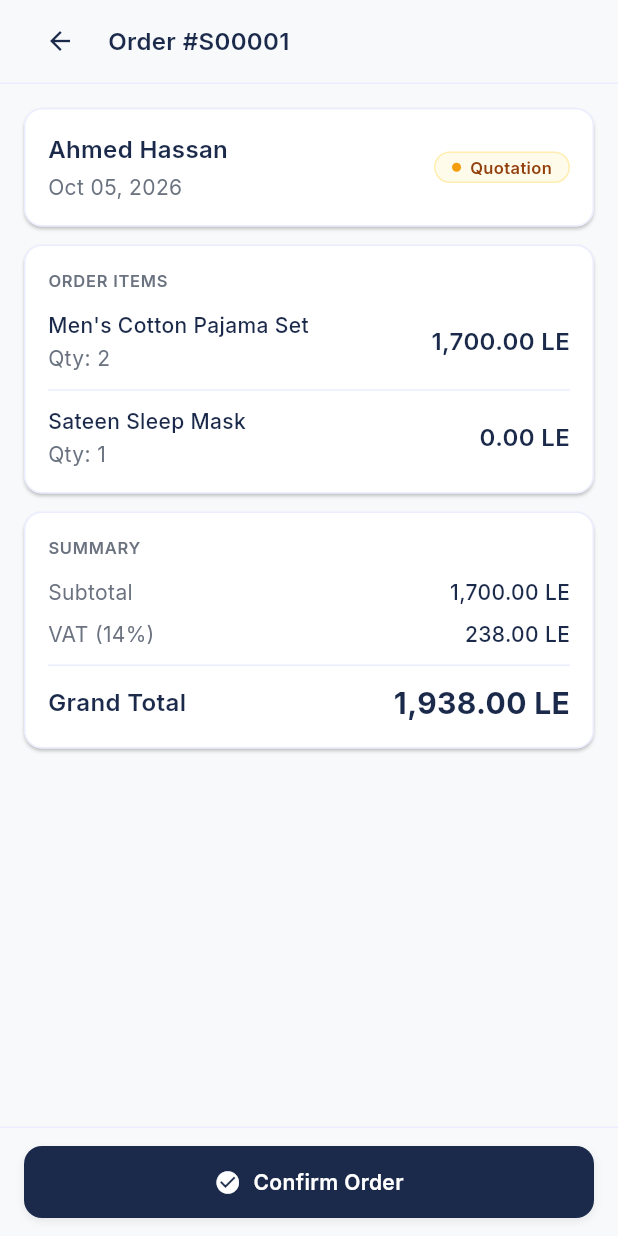
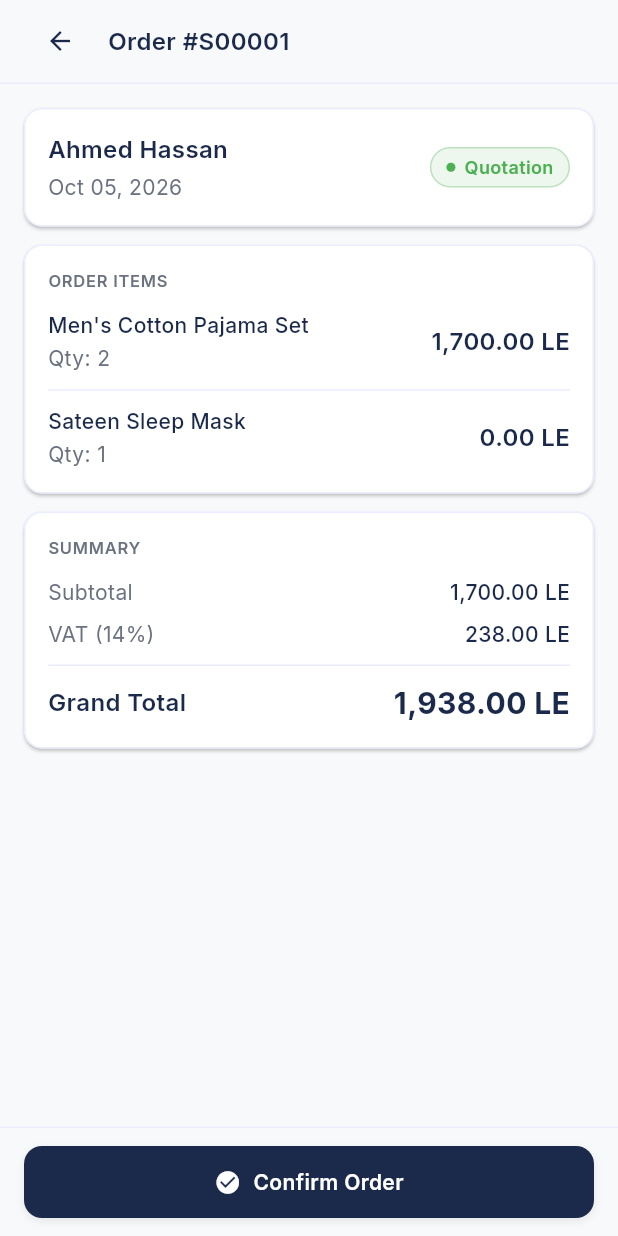
Before and after one commit to FakhrElddin/2s_sales_app, a Flutter app: the OrderDetailsScreen screen opened by its route, on a phone screen of 412 x 824 dp. Run offline on Flutter 3.47's test engine with Material 3 defaults, Android fonts, the phone set to English and light mode, and no system bars; our stand-ins replace bloc, cookie_jar, dartz, dio, dio_cookie_manager, flutter_bloc and 4 more; accounts and stored records are empty; network calls fail.

Commit message:
display sales orders data

```diff
--- a/lib/features/sales_tab/presentation/manager/sales_orders_cubit/sales_orders_cubit.dart
+++ b/lib/features/sales_tab/presentation/manager/sales_orders_cubit/sales_orders_cubit.dart
@@ -1,4 +1,5 @@
 import 'package:bloc/bloc.dart';
+import 'package:injectable/injectable.dart';
 import 'package:meta/meta.dart';
 import 'package:twos_home_wear_app/core/errors/failures.dart';
 import 'package:twos_home_wear_app/features/sales_tab/domain/entities/sale_order_entity.dart';
@@ -6,6 +7,7 @@ import 'package:twos_home_wear_app/features/sales_tab/domain/use_cases/get_sales
 
 part 'sales_orders_state.dart';
 
+@injectable
 class SalesOrdersCubit extends Cubit<SalesOrdersState> {
   final GetSalesOrdersUseCase getSalesOrdersUseCase;
   SalesOrdersCubit({required this.getSalesOrdersUseCase})
--- a/lib/features/sales_tab/presentation/widgets/sales_order_card.dart
+++ b/lib/features/sales_tab/presentation/widgets/sales_order_card.dart
@@ -1,6 +1,6 @@
 import 'package:flutter/material.dart';
 import 'package:twos_home_wear_app/core/utils/app_colors.dart';
-import 'package:twos_home_wear_app/features/sales_tab/presentation/models/sales_order_model.dart';
+import 'package:twos_home_wear_app/features/sales_tab/domain/entities/sale_order_entity.dart';
 import 'package:twos_home_wear_app/features/sales_tab/presentation/widgets/sales_order_status_badge.dart';
 
 class SalesOrderCard extends StatelessWidget {
@@ -10,7 +10,7 @@ class SalesOrderCard extends StatelessWidget {
     this.onTap,
   });
 
-  final SalesOrderModel order;
+  final SaleOrderEntity order;
   final VoidCallback? onTap;
 
   @override
@@ -71,7 +71,7 @@ class SalesOrderCard extends StatelessWidget {
                     ),
                     const SizedBox(width: 12),
                     Text(
-                      order.amount,
+                      order.amountTotal.toString(),
                       style: const TextStyle(
                         color: Color(0xFF171B2B),
                         fontSize: 17,
--- a/lib/features/sales_tab/presentation/widgets/sales_order_status_badge.dart
+++ b/lib/features/sales_tab/presentation/widgets/sales_order_status_badge.dart
@@ -1,59 +1,32 @@
 import 'package:flutter/material.dart';
 
 class SalesOrderStatusBadge extends StatelessWidget {
-  const SalesOrderStatusBadge({
-    super.key,
-    required this.status,
-  });
+  const SalesOrderStatusBadge({super.key, required this.status});
 
   final String status;
 
   @override
   Widget build(BuildContext context) {
-    final isQuotation = status.toLowerCase() == 'quotation';
-
-    final backgroundColor = isQuotation
-        ? const Color(0xFFFFFBEB)
-        : const Color(0xFFECFDF5);
-
-    final borderColor = isQuotation
-        ? const Color(0x99FDE68A)
-        : const Color(0x99A7F3D0);
-
-    final dotColor = isQuotation
-        ? const Color(0xFFF59E0B)
-        : const Color(0xFF059669);
-
-    final textColor = isQuotation
-        ? const Color(0xFF92400E)
-        : const Color(0xFF065F46);
+    final color = status == 'draft' ? Colors.orange : Colors.green;
 
     return Container(
-      padding: const EdgeInsets.symmetric(horizontal: 11, vertical: 3),
+      padding: const EdgeInsets.symmetric(horizontal: 10, vertical: 4),
       decoration: BoxDecoration(
-        color: backgroundColor,
-        borderRadius: BorderRadius.circular(9999),
-        border: Border.all(color: borderColor),
+        color: color.withValues(alpha: 0.1),
+        borderRadius: BorderRadius.circular(20),
+        border: Border.all(color: color.withValues(alpha: 0.3)),
       ),
       child: Row(
         mainAxisSize: MainAxisSize.min,
         children: [
-          Container(
-            width: 6,
-            height: 6,
-            decoration: BoxDecoration(
-              color: dotColor,
-              shape: BoxShape.circle,
-            ),
-          ),
+          CircleAvatar(radius: 3, backgroundColor: color),
           const SizedBox(width: 6),
           Text(
             status,
             style: TextStyle(
-              color: textColor,
-              fontSize: 11,
+              color: color,
+              fontSize: 12,
               fontWeight: FontWeight.w600,
-              height: 1.2,
             ),
           ),
         ],
--- a/lib/features/sales_tab/presentation/widgets/sales_orders_list_view.dart
+++ b/lib/features/sales_tab/presentation/widgets/sales_orders_list_view.dart
@@ -1,5 +1,5 @@
 import 'package:flutter/material.dart';
-import 'package:twos_home_wear_app/features/sales_tab/presentation/models/sales_order_model.dart';
+import 'package:twos_home_wear_app/features/sales_tab/domain/entities/sale_order_entity.dart';
 import 'package:twos_home_wear_app/features/sales_tab/presentation/widgets/sales_order_card.dart';
 
 class SalesOrdersListView extends StatelessWidget {
@@ -9,7 +9,7 @@ class SalesOrdersListView extends StatelessWidget {
     required this.onTap,
   });
 
-  final List<SalesOrderModel> orders;
+  final List<SaleOrderEntity> orders;
   final void Function()? onTap;
 
   @override
```
Also changed, not shown: lib/features/sales_tab/presentation/screens/sales_tab.dart (+26 -3 lines), lib/core/di/di.config.dart.
